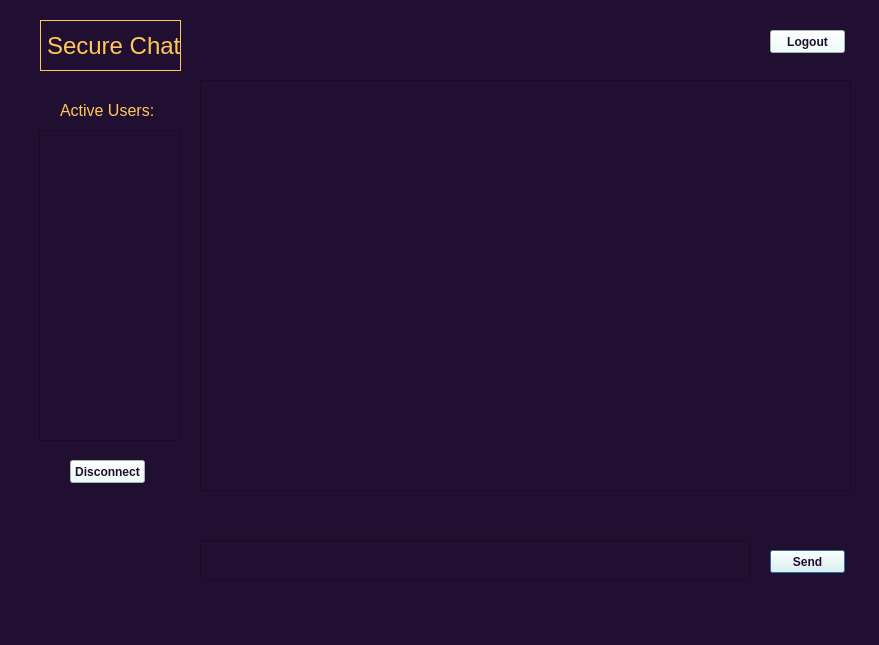
First picture: the form in chat_window.ui, repository Benjamin-Pasternak/Security_project, before the edit.
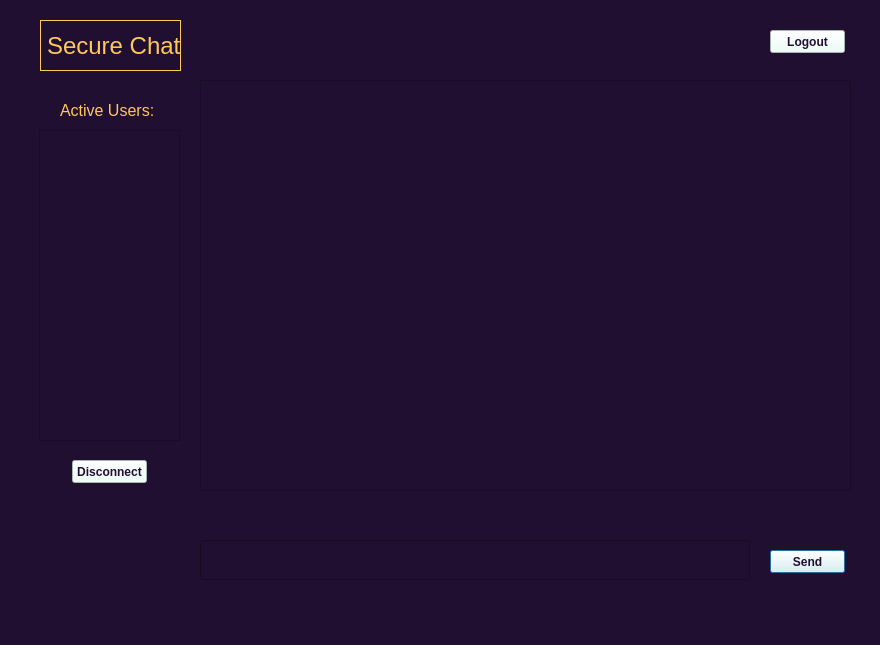
Second picture: the form after the edit.

Commit message: updated .ui files, fixed active users list and gui bugs

```diff
--- a/chat_window.ui
+++ b/chat_window.ui
@@ -6,7 +6,7 @@
    <rect>
     <x>0</x>
     <y>0</y>
-    <width>879</width>
+    <width>880</width>
     <height>645</height>
    </rect>
   </property>
@@ -82,7 +82,7 @@
   <widget class="QPushButton" name="disconnectButton">
    <property name="geometry">
     <rect>
-     <x>70</x>
+     <x>72</x>
      <y>460</y>
      <width>75</width>
      <height>23</height>
```
Left out of the diff: 11 changed lines with no effect on the pictures. The commit also changes 3 other files.
